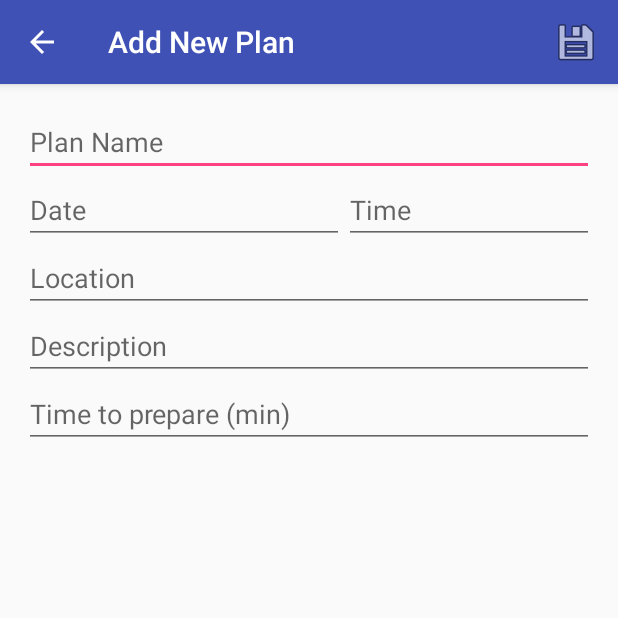
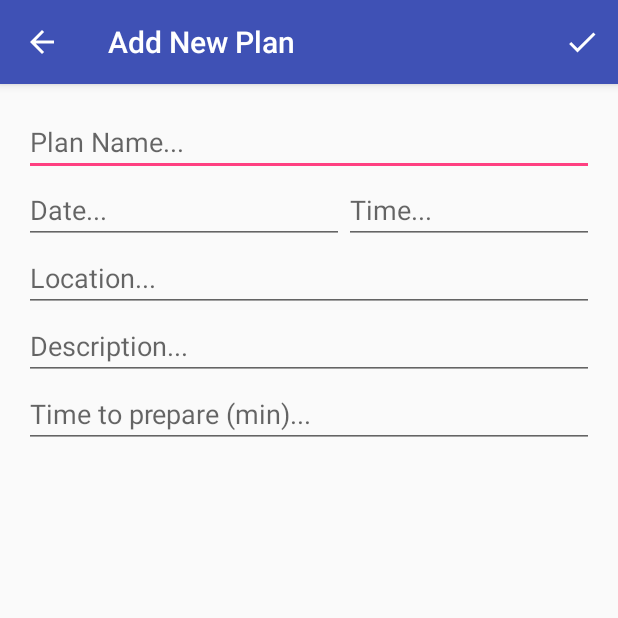
Before and after one commit to GO-HACKATHON/YourPlan, an Android app: the CrudActivity screen opened directly, with no data from a screen before it, on a phone screen of 412 x 824 dp, the top half of it. Run offline under Robolectric (Android 15) with nearby library versions, the phone set to English and light mode, and no system bars.

Commit message:
Third Commit: CRUD Plan

```diff
--- a/app/build.gradle
+++ b/app/build.gradle
@@ -3,6 +3,8 @@ apply plugin: 'com.android.application'
 android {
     compileSdkVersion 24
     buildToolsVersion "24.0.3"
+
+    useLibrary 'org.apache.http.legacy'
 
     defaultConfig {
         applicationId "com.example.user.myapplication"
--- a/app/src/main/java/com/example/user/myapplication/ListPlanner.java
+++ b/app/src/main/java/com/example/user/myapplication/ListPlanner.java
@@ -13,6 +13,7 @@ import android.view.MenuItem;
 import android.view.View;
 import android.widget.BaseAdapter;
 import android.widget.ListView;
+import android.widget.RelativeLayout;
 import android.widget.SimpleAdapter;
 import android.widget.Toast;
 
@@ -84,10 +85,8 @@ public class ListPlanner extends AppCompatActivity
         {
             return true;
         }
-
         return super.onOptionsItemSelected(item);
     }
-
     class GetData extends AsyncTask<Void, Void, Void>
     {
         @Override
--- /dev/null
+++ b/app/src/main/res/drawable/ic_check_black_24dp.xml
@@ -0,0 +1,9 @@
+<vector xmlns:android="http://schemas.android.com/apk/res/android"
+        android:width="24dp"
+        android:height="24dp"
+        android:viewportWidth="24.0"
+        android:viewportHeight="24.0">
+    <path
+        android:fillColor="#ffffff"
+        android:pathData="M9,16.17L4.83,12l-1.42,1.41L9,19 21,7l-1.41,-1.41z"/>
+</vector>
--- a/app/src/main/res/layout/content_crud.xml
+++ b/app/src/main/res/layout/content_crud.xml
@@ -10,27 +10,28 @@
     android:paddingTop="@dimen/activity_vertical_margin"
     app:layout_behavior="@string/appbar_scrolling_view_behavior"
     tools:context="com.example.user.myapplication.ListPlanner"
-    tools:showIn="@layout/activity_crud">
+    tools:showIn="@layout/activity_crud"
+    android:id="@+id/layout_content_crud">
 
     <EditText
         android:layout_width="wrap_content"
         android:layout_height="wrap_content"
-        android:id="@+id/name_field"
+        android:id="@+id/plan_name"
         android:layout_alignParentTop="true"
         android:layout_alignParentRight="true"
         android:layout_alignParentEnd="true"
         android:layout_alignParentLeft="true"
         android:layout_alignParentStart="true"
-        android:hint="Plan Name" />
+        android:hint="Plan Name..." />
 
     <EditText
         android:layout_width="wrap_content"
         android:layout_height="wrap_content"
         android:inputType="date"
         android:ems="10"
-        android:id="@+id/date_field"
-        android:hint="Date"
-        android:layout_below="@+id/name_field"
+        android:id="@+id/date"
+        android:hint="Date..."
+        android:layout_below="@+id/plan_name"
         android:layout_alignParentLeft="true"
         android:layout_alignParentStart="true" />
 
@@ -39,45 +40,44 @@
         android:layout_height="wrap_content"
         android:inputType="time"
         android:ems="10"
-        android:id="@+id/time_"
-        android:hint="Time"
-        android:layout_below="@+id/name_field"
-        android:layout_toRightOf="@+id/date_field"
-        android:layout_toEndOf="@+id/date_field" />
+        android:id="@+id/time"
+        android:hint="Time..."
+        android:layout_below="@+id/plan_name"
+        android:layout_toRightOf="@+id/date"
+        android:layout_toEndOf="@+id/date" />
 
     <EditText
         android:layout_width="wrap_content"
         android:layout_height="wrap_content"
-        android:id="@+id/editText"
-        android:layout_below="@+id/date_field"
+        android:id="@+id/location"
+        android:layout_below="@+id/date"
         android:layout_alignParentLeft="true"
         android:layout_alignParentStart="true"
-        android:layout_alignRight="@+id/time_"
-        android:layout_alignEnd="@+id/time_"
-        android:hint="Location" />
+        android:layout_alignRight="@+id/time"
+        android:layout_alignEnd="@+id/time"
+        android:hint="Location..." />
 
     <EditText
         android:layout_width="wrap_content"
         android:layout_height="wrap_content"
-        android:id="@+id/editText2"
-        android:layout_below="@+id/editText"
+        android:id="@+id/description"
+        android:layout_below="@+id/location"
         android:layout_alignParentLeft="true"
         android:layout_alignParentStart="true"
-        android:layout_alignRight="@+id/time_"
-        android:layout_alignEnd="@+id/time_"
-        android:hint="Description" />
+        android:layout_alignRight="@+id/time"
+        android:layout_alignEnd="@+id/time"
+        android:hint="Description..." />
 
     <EditText
         android:layout_width="wrap_content"
         android:layout_height="wrap_content"
         android:inputType="number"
         android:ems="10"
-        android:id="@+id/editText3"
-        android:layout_below="@+id/editText2"
+        android:id="@+id/time_to_prepare"
+        android:layout_below="@+id/description"
         android:layout_alignParentLeft="true"
         android:layout_alignParentStart="true"
-        android:layout_alignRight="@+id/time_"
-        android:layout_alignEnd="@+id/time_"
-        android:hint="Time to prepare (min)"/>
-
+        android:layout_alignRight="@+id/time"
+        android:layout_alignEnd="@+id/time"
+        android:hint="Time to prepare (min)..."/>
 </RelativeLayout>
--- a/app/src/main/res/menu/menu_crud.xml
+++ b/app/src/main/res/menu/menu_crud.xml
@@ -2,10 +2,11 @@
     xmlns:app="http://schemas.android.com/apk/res-auto"
     xmlns:tools="http://schemas.android.com/tools"
     tools:context="com.example.user.myapplication.ListPlanner">
+
    <item
-        android:id="@+id/action_saveplan"
-        android:orderInCategory="0"
-        android:icon="@android:drawable/ic_menu_save"
-        android:title="@string/action_saveplan"
-        app:showAsAction="always" />
+      android:id="@+id/action_saveplan"
+      android:orderInCategory="0"
+      android:icon="@drawable/ic_check_black_24dp"
+      android:title="@string/action_saveplan"
+      app:showAsAction="always" />
 </menu>
```
Also changed, not shown: app/src/main/java/com/example/user/myapplication/CrudActivity.java (+113 -9 lines).
